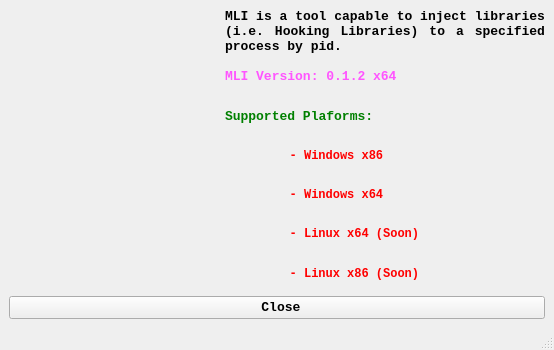
miladkahsarialhadi/MLI, file src/about.ui: the form before one commit.
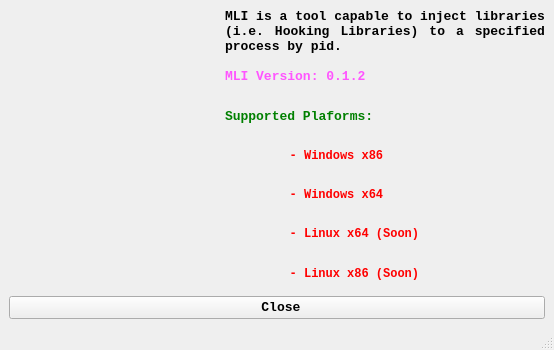
The form after the commit. Icons and pictures are not drawn.

Diff of the .ui file:
```diff
--- a/src/about.ui
+++ b/src/about.ui
@@ -72,7 +72,7 @@
              <string notr="true">color:rgb(255, 85, 255)</string>
             </property>
             <property name="text">
-             <string>MLI Version: 0.1.2 x64</string>
+             <string>MLI Version: 0.1.2</string>
             </property>
            </widget>
           </item>
```
